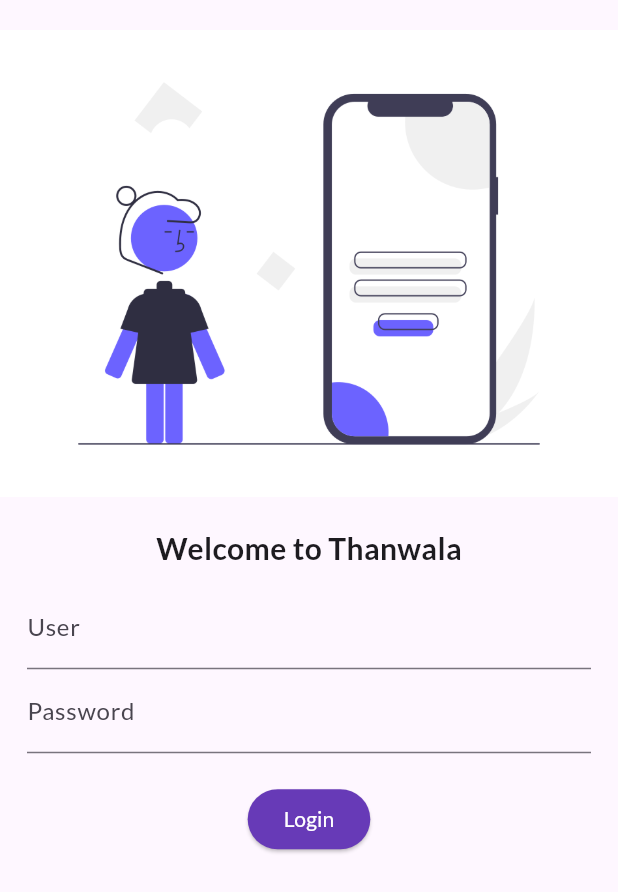
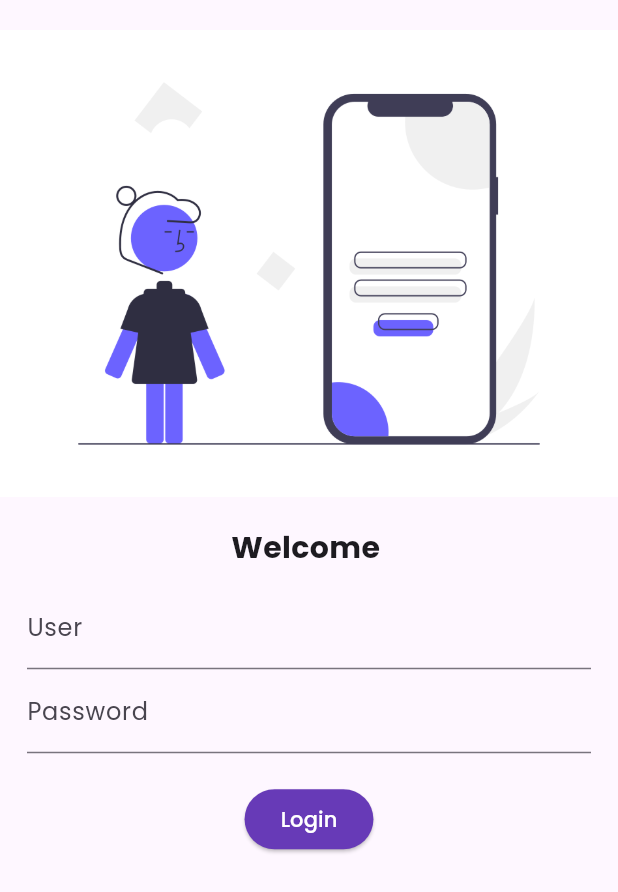
Before and after one commit to billy0777/flutterle, a Flutter app: the screen it shows after launch, on a phone screen of 412 x 824 dp. Shown: the top 892 px of the screen. Run offline on Flutter 3.47's test engine with Material 3 defaults, Android fonts, the phone set to English and light mode, and no system bars; our stand-ins replace google_fonts.

Commit message:
day7 done

```diff
--- a/lib/main.dart
+++ b/lib/main.dart
@@ -1,7 +1,8 @@
 import 'package:dorya/pages/homepage.dart';
-import 'package:dorya/pages/settingpage.dart';
+import 'package:dorya/pages/loginpage.dart';
 import 'package:flutter/material.dart';
 import 'package:google_fonts/google_fonts.dart';
+import 'utils/routes.dart';
 
 void main() {
   runApp(const MyApp());
@@ -13,11 +14,12 @@
   @override
   Widget build(BuildContext context) {
     return MaterialApp(
+      home: LoginPage(),
       debugShowCheckedModeBanner: false,
-      theme: ThemeData(fontFamily: GoogleFonts.lato().fontFamily),
+      theme: ThemeData(fontFamily: GoogleFonts.poppins().fontFamily),
       routes: {
-        "/homepage": (context) => HomePage(),
-        "/": (context) => SettingPage()
+        MyRoutes.homeRoute: (context) => HomePage(),
+        MyRoutes.loginRoute: (context) => LoginPage()
       },
     );
   }
--- a/lib/pages/settingpage.dart
+++ b/lib/pages/loginpage.dart
@@ -1,7 +1,15 @@
+import 'package:dorya/utils/routes.dart';
 import 'package:flutter/material.dart';
 
-class SettingPage extends StatelessWidget {
-  const SettingPage({super.key});
+class LoginPage extends StatefulWidget {
+  const LoginPage({super.key});
+
+  @override
+  State<LoginPage> createState() => _LoginPageState();
+}
+
+class _LoginPageState extends State<LoginPage> {
+  String name = "";
 
   @override
   Widget build(BuildContext context) {
@@ -13,7 +21,7 @@
           Image.asset("assetz/images/loginimg.png", fit: BoxFit.cover),
           SizedBox(height: 20),
           Text(
-            "Welcome to Thanwala",
+            "Welcome $name",
             style: TextStyle(fontSize: 20, fontWeight: FontWeight.bold),
           ),
           Padding(
@@ -23,6 +31,10 @@
                 TextFormField(
                   decoration: InputDecoration(
                       hintText: "Enter Your User Name", labelText: "User"),
+                  onChanged: (value) {
+                    name = value;
+                    setState(() {});
+                  },
                 ),
                 TextFormField(
                   obscureText: true,
@@ -31,7 +43,9 @@
                 ),
                 SizedBox(height: 20),
                 ElevatedButton(
-                  onPressed: () {},
+                  onPressed: () {
+                    Navigator.pushNamed(context, MyRoutes.homeRoute);
+                  },
                   child: Text(
                     "Login",
                     style: TextStyle(color: Colors.white),
--- /dev/null
+++ b/lib/utils/routes.dart
@@ -0,0 +1,3 @@
+class MyRoutes {
+  static String homeRoute = "/homepage", loginRoute = "/loginpage";
+}
```
